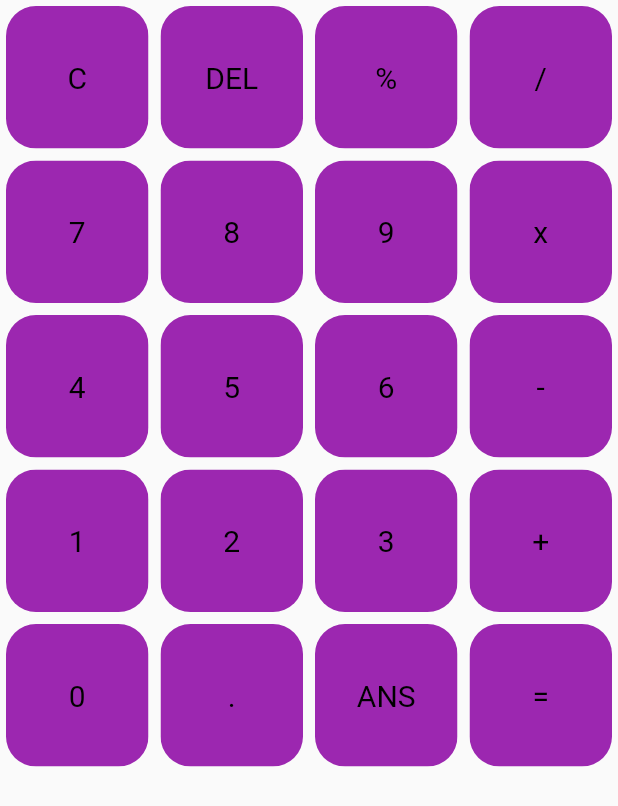
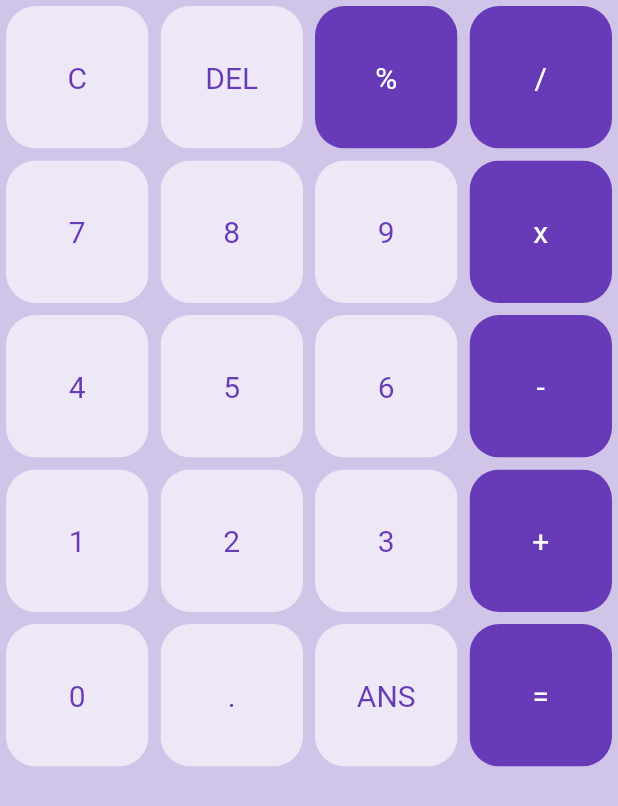
Before and after one commit to danireysan/calculator, a Flutter app: the screen it shows after launch, on a phone screen of 412 x 824 dp. Shown: the top 806 px of the screen. Run offline on Flutter 3.47's test engine with Material 2 defaults, Android fonts, the phone set to English and light mode, and no system bars; our stand-ins replace math_expressions.

Commit message:
changing layour

```diff
--- a/lib/main.dart
+++ b/lib/main.dart
@@ -1,5 +1,6 @@
 import 'package:calculator/widgets/calc_button.dart';
 import 'package:flutter/material.dart';
+import 'package:math_expressions/math_expressions.dart';
 
 void main() {
   runApp(const MyApp());
@@ -56,25 +57,53 @@
     'ANS',
     '='
   ];
+
+  void equalPressed() {
+    String finalQuestion = userQuestion;
+    finalQuestion = finalQuestion.replaceAll("x", "*");
+    finalQuestion = finalQuestion.replaceAll("%", "*0.01");
+
+    Parser p = Parser();
+    Expression exp = p.parse(finalQuestion);
+    ContextModel cm = ContextModel();
+    double eval = exp.evaluate(EvaluationType.REAL, cm);
+
+    userAnswer = eval.toString();
+  }
+
+  bool isOperator(String x) {
+    if (x == '%' || x == '/' || x == "x" || x == '-' || x == '+' || x == '=') {
+      return true;
+    }
+    return false;
+  }
+
   @override
   Widget build(BuildContext context) {
     return Scaffold(
+      backgroundColor: Colors.deepPurple[100],
       body: Column(
         children: [
           GridView.builder(
             shrinkWrap: true,
-            physics: NeverScrollableScrollPhysics(),
+            physics: const NeverScrollableScrollPhysics(),
             gridDelegate: const SliverGridDelegateWithFixedCrossAxisCount(
               crossAxisCount: 4,
             ),
             itemCount: buttons.length,
             itemBuilder: (BuildContext context, int index) {
               return CalcButton(
-                color: Colors.purple,
-                textColor: Colors.black,
+                color: isOperator(buttons[index])
+                    ? Colors.deepPurple
+                    : Colors.deepPurple[50]!,
+                textColor: isOperator(buttons[index])
+                    ? Colors.white
+                    : Colors.deepPurple,
                 buttonText: buttons[index],
                 buttonTapped: () {
-
+                  setState(() {
+                    userQuestion += buttons[index];
+                  });
                 },
               );
             },
--- a/lib/widgets/calc_button.dart
+++ b/lib/widgets/calc_button.dart
@@ -4,7 +4,7 @@ class CalcButton extends StatelessWidget {
   final Color color;
   final Color textColor;
   final String buttonText;
-  final buttonTapped;
+  final Function() buttonTapped;
 
   const CalcButton({
     Key? key,
```
